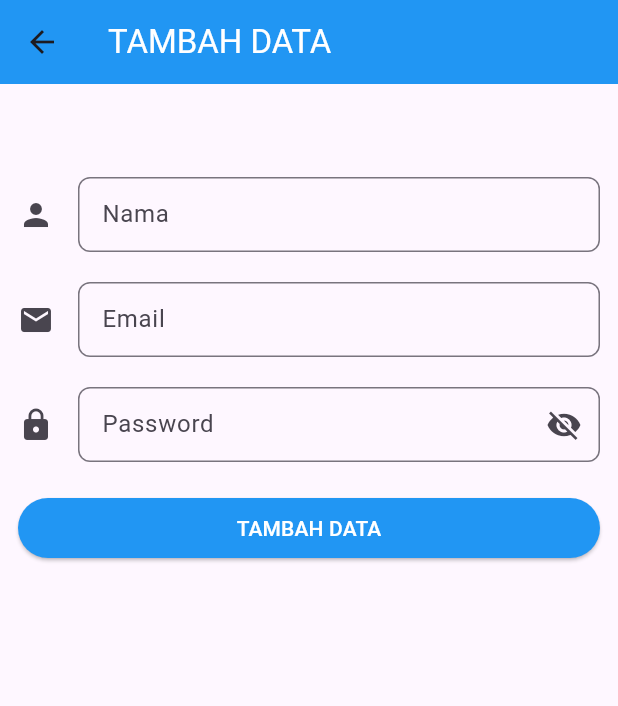
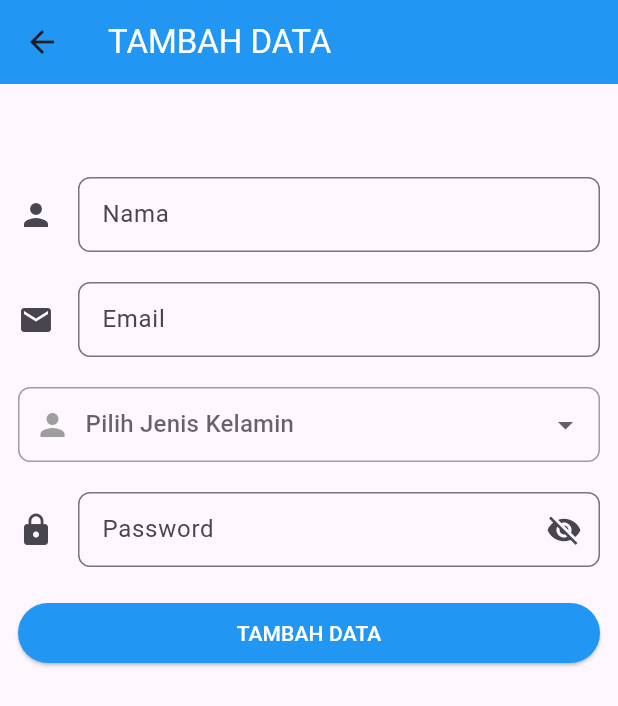
Before and after one commit to adipramanadev/belajarapi, a Flutter app: the AddPage screen opened directly, on a phone screen of 412 x 824 dp. Shown: the top 706 px of the screen. Run offline on Flutter 3.47's test engine with Material 3 defaults, Android fonts, the phone set to English and light mode, and no system bars; network calls fail.

```diff
--- a/lib/tambah.dart
+++ b/lib/tambah.dart
@@ -11,10 +11,24 @@ class AddPage extends StatefulWidget {
 }
 
 class _AddPageState extends State<AddPage> {
+  //dropdown gender
+  String? _selectGender;
   //deklarasi variabel TextField
   TextEditingController _txtNama = TextEditingController();
   TextEditingController _txtEmail = TextEditingController();
   TextEditingController _txtPassword = TextEditingController();
+
+  //dropdown gender
+  List<DropdownMenuItem<String>> _genderItems = [
+    DropdownMenuItem(
+      value: "L",
+      child: Text("Laki-laki"),
+    ),
+    DropdownMenuItem(
+      value: "P",
+      child: Text("Perempuan"),
+    )
+  ];
 
   //function future
   void tambahData(
@@ -31,6 +45,7 @@ class _AddPageState extends State<AddPage> {
         'users_nm': _txtNama.text,
         'users_email': _txtEmail.text,
         'users_pass': _txtPassword.text,
+        'users_pict': _selectGender,
       },
     ).then((response) {
       print('Reponse status: ${response.statusCode}');
@@ -96,6 +111,38 @@ class _AddPageState extends State<AddPage> {
             ),
             Container(
               height: 50.0,
+              padding: EdgeInsets.symmetric(horizontal: 10),
+              decoration: BoxDecoration(
+                borderRadius: BorderRadius.circular(8.0),
+                border: Border.all(color: Colors.grey),
+              ),
+              child: Row(
+                children: <Widget>[
+                  Icon(Icons.person,
+                      color: Colors.grey), // Ikon yang Anda pilih
+                  SizedBox(width: 10), // Jarak antara ikon dan dropdown
+                  Expanded(
+                    child: DropdownButton<String>(
+                      isExpanded: true,
+                      value: _selectGender,
+                      underline: SizedBox(),
+                      hint: Text("Pilih Jenis Kelamin"),
+                      items: _genderItems,
+                      onChanged: (String? newValue) {
+                        setState(() {
+                          _selectGender = newValue;
+                        });
+                      },
+                    ),
+                  ),
+                ],
+              ),
+            ),
+            SizedBox(
+              height: 20,
+            ),
+            Container(
+              height: 50.0,
               child: TextField(
                 controller: _txtPassword,
                 obscureText: _secureText,
```
